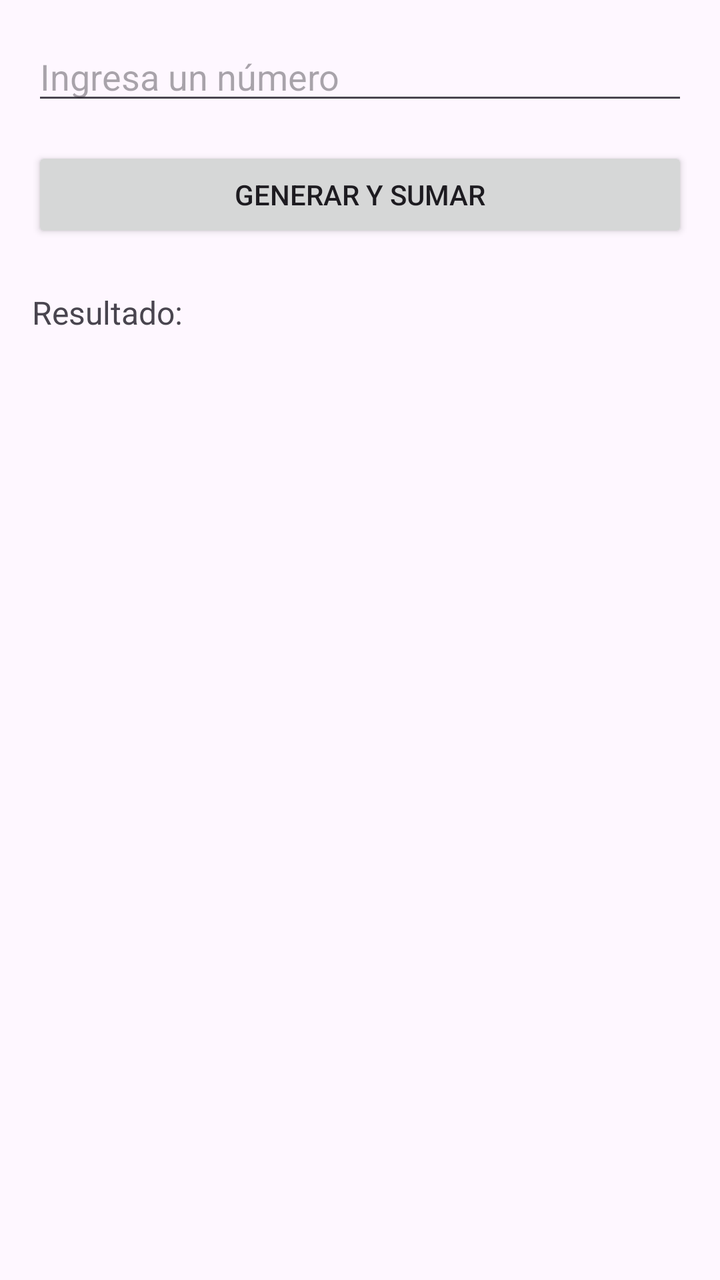
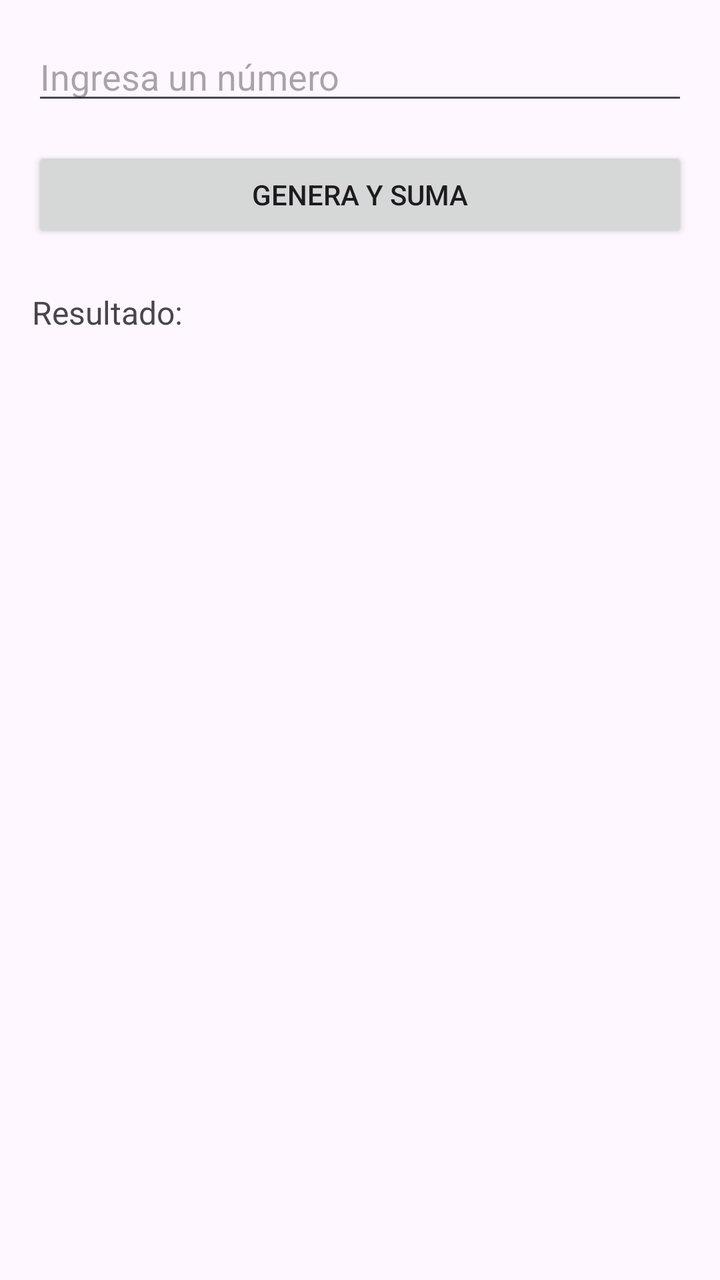

Before-and-after screenshots of an Android layout around one commit, followed by the original layout XML and the change that was made.
<!-- AndroidManifest.xml: activity theme Theme.MyApplication -->
<!-- res/layout/activity_main.xml -->
<?xml version="1.0" encoding="utf-8"?>
<LinearLayout xmlns:android="http://schemas.android.com/apk/res/android"
    android:id="@+id/main"
    android:layout_width="match_parent"
    android:layout_height="match_parent"
    android:orientation="vertical"
    android:padding="16dp">

    <EditText
        android:id="@+id/etN"
        android:layout_width="match_parent"
        android:layout_height="wrap_content"
        android:hint="Ingresa un número"
        android:inputType="number" />

    <Button
        android:id="@+id/btnGenerar"
        android:layout_width="match_parent"
        android:layout_height="wrap_content"
        android:layout_marginTop="16dp"
        android:text="Generar y Sumar" />

    <TextView
        android:id="@+id/tvResultado"
        android:layout_width="match_parent"
        android:layout_height="wrap_content"
        android:layout_marginTop="24dp"
        android:text="Resultado:"
        android:textSize="16sp" />

</LinearLayout>
<!-- resources referenced by this layout -->
<resources>
  <style name="Theme.MyApplication" parent="Base.Theme.MyApplication" />
  <style name="Base.Theme.MyApplication" parent="Theme.Material3.DayNight.NoActionBar">
          
          
      </style>
</resources>

<!-- the commit's change to res/layout/activity_main.xml (unified diff, before → after) -->
@@ -18,7 +18,7 @@
         android:layout_width="match_parent"
         android:layout_height="wrap_content"
         android:layout_marginTop="16dp"
-        android:text="Generar y Sumar" />
+        android:text="Genera y Suma" />
 
     <TextView
         android:id="@+id/tvResultado"
